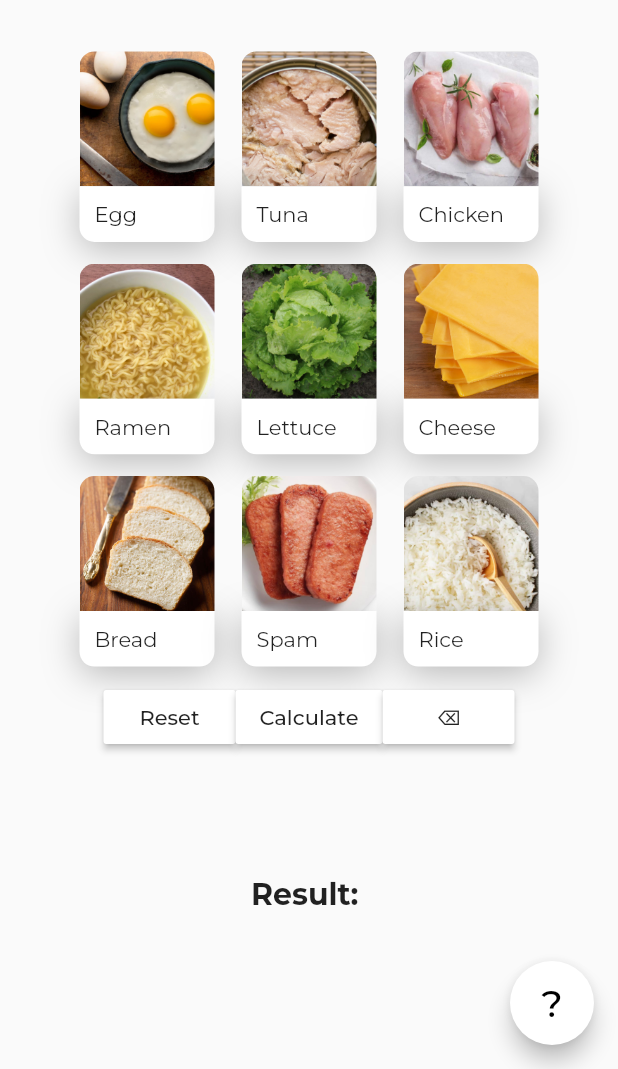
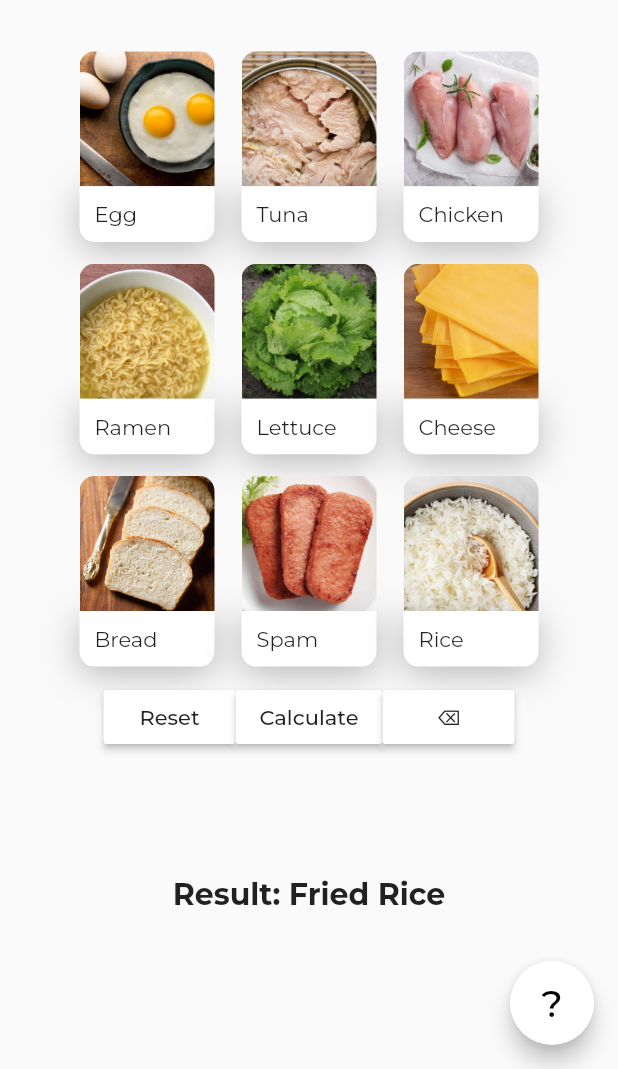
Before and after one commit to louisuy/foodsmash, a Flutter app: the screen it shows after launch, after a tap on "Calculate", on a phone screen of 412 x 824 dp, the part 167-1236 px from its top. Run offline on Flutter 3.47's test engine with Material 2 defaults, Android fonts, the light colour scheme and no system bars; drawn by our look-alikes of touchable_opacity; our stand-ins replace animated_splash_screen, flutter_neumorphic, google_fonts, page_transition.

Commit message:
Other conditions added.

```diff
--- a/lib/home_page.dart
+++ b/lib/home_page.dart
@@ -21,6 +21,7 @@
         eqn = n1;
       }
 
+      // EGG
       if ((n1 == "Egg") || (n2 == "Egg")) {
         if ((n1 == "") || (n2 == "")) {
           eqn = n1;
@@ -41,12 +42,86 @@
           result = "Egg Fried Rice";
         }
       }
+      // TUNA
       if ((n1 == "Tuna") || (n2 == "Tuna")) {
         if ((n1 == "") || (n2 == "")) {
           eqn = n1;
           result = "Tuna Salad";
         } else if ((n1 == "Chicken") || (n2 == "Chicken")) {
           result = "Chicken Tuna Salad";
+        } else if ((n1 == "Ramen") || (n2 == "Ramen")) {
+          result = "Tuna Ramen";
+        } else if ((n1 == "Lettuce") || (n2 == "Lettuce")) {
+          result = "Tuna Lettuce Wrap";
+        } else if ((n1 == "Cheese") || (n2 == "Cheese")) {
+          result = "Tuna Cheese Melt Sandwich";
+        } else if ((n1 == "Bread") || (n2 == "Bread")) {
+          result = "Tuna Salad Sandwich";
+        } else if ((n1 == "Spam") || (n2 == "Spam")) {
+          result = "Tuna and Spam Musubi";
+        } else if ((n1 == "Rice") || (n2 == "Rice")) {
+          result = "Tuna Rice Bowl";
+        }
+      }
+      // CHICKEN
+      if ((n1 == "") || (n2 == "")) {
+        if ((n1 == "") || (n2 == "")) {
+          eqn = n1;
+          result = "";
+        } else if ((n1 == "") || (n2 == "")) {
+          result = "";
+        }
+      }
+      // RAMEN
+      if ((n1 == "") || (n2 == "")) {
+        if ((n1 == "") || (n2 == "")) {
+          eqn = n1;
+          result = "";
+        } else if ((n1 == "") || (n2 == "")) {
+          result = "";
+        }
+      }
+      // LETTUCE
+      if ((n1 == "") || (n2 == "")) {
+        if ((n1 == "") || (n2 == "")) {
+          eqn = n1;
+          result = "";
+        } else if ((n1 == "") || (n2 == "")) {
+          result = "";
+        }
+      }
+      // CHEESE
+      if ((n1 == "") || (n2 == "")) {
+        if ((n1 == "") || (n2 == "")) {
+          eqn = n1;
+          result = "";
+        } else if ((n1 == "") || (n2 == "")) {
+          result = "";
+        }
+      }
+      // BREAD
+      if ((n1 == "") || (n2 == "")) {
+        if ((n1 == "") || (n2 == "")) {
+          eqn = n1;
+          result = "";
+        } else if ((n1 == "") || (n2 == "")) {
+          result = "";
+        }
+      }
+      // SPAM
+      if ((n1 == "") || (n2 == "")) {
+        if ((n1 == "") || (n2 == "")) {
+          eqn = n1;
+          result = "";
+        } else if ((n1 == "") || (n2 == "")) {
+          result = "";
+        }
+      }
+      // RICE
+      if ((n1 == "") || (n2 == "")) {
+        if ((n1 == "") || (n2 == "")) {
+          eqn = n1;
+          result = "Fried Rice";
         }
       }
     });
```
